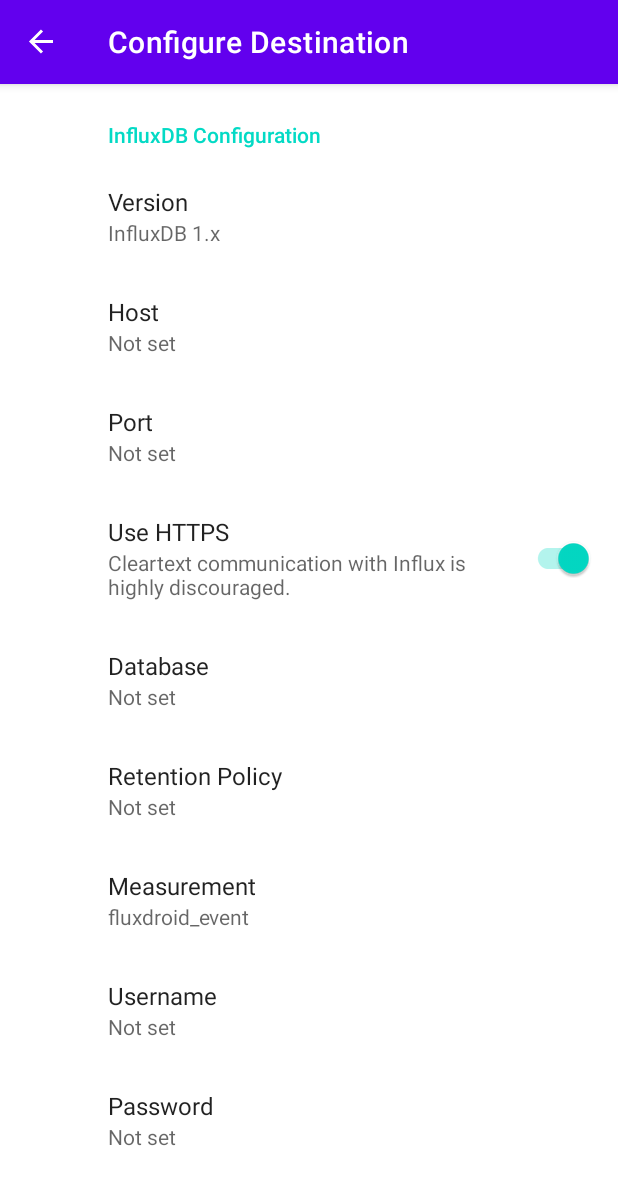
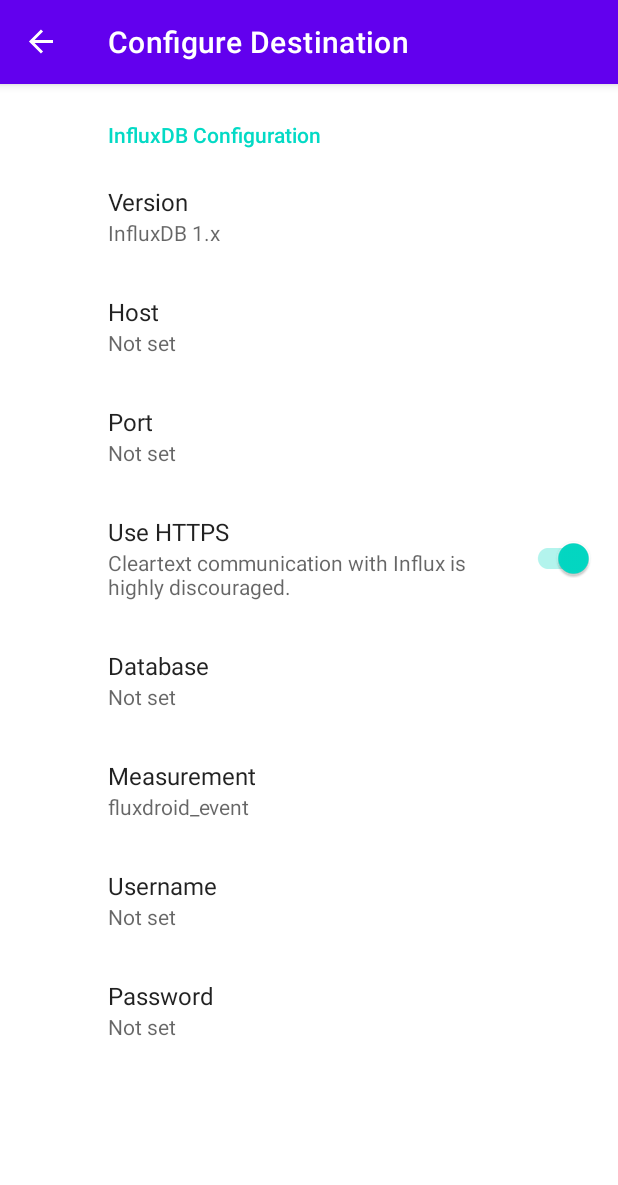
Before and after one commit to rolsdorph/fluxdroid, an Android app: the SinkConfigFragment screen opened through its navigation route, on a phone screen of 412 x 824 dp. Shown: the top 1185 px of the screen. Run offline under Robolectric (Android 15) with nearby library versions, the phone set to English and light mode, and no system bars; our stand-ins replace Room's generated code, RxJava, androidx.preference, navigation-ui; Roboto replaces fonts that are not available here; 5 statements that could not run were skipped.

Commit message:
Remove ability to specify retention policy
It should be optional, and I don't want to implement a UX for optional fields, so just removing it and falling back to default for now

```diff
--- a/app/src/main/res/values/strings.xml
+++ b/app/src/main/res/values/strings.xml
@@ -54,9 +54,6 @@
     <string name="influx_measurement_title">Measurement</string>
     <string name="influx_measurement_summary">Influx measurement for emitted events</string>
 
-    <string name="influx_retention_title">Retention Policy</string>
-    <string name="influx_retention_summary">Retention policy name</string>
-
     <string name="influx_username_title">Username</string>
     <string name="influx_username_summary">InfluxDB username</string>
 
--- a/app/src/main/res/xml/sink_config.xml
+++ b/app/src/main/res/xml/sink_config.xml
@@ -36,12 +36,6 @@
             app:useSimpleSummaryProvider="true" />
 
         <EditTextPreference
-            app:key="influx_retention"
-            app:summary="@string/influx_retention_summary"
-            app:title="@string/influx_retention_title"
-            app:useSimpleSummaryProvider="true" />
-
-        <EditTextPreference
             app:defaultValue="fluxdroid_event"
             app:key="influx_measurement"
             app:summary="@string/influx_measurement_summary"
```
Also changed, not shown: app/src/main/java/io/rolsdorph/fluxdroid/data/sink/InfluxConfig.java (+4 -11 lines), app/src/main/java/io/rolsdorph/fluxdroid/data/sink/SinkConfigRepository.java (+3 -5 lines).
